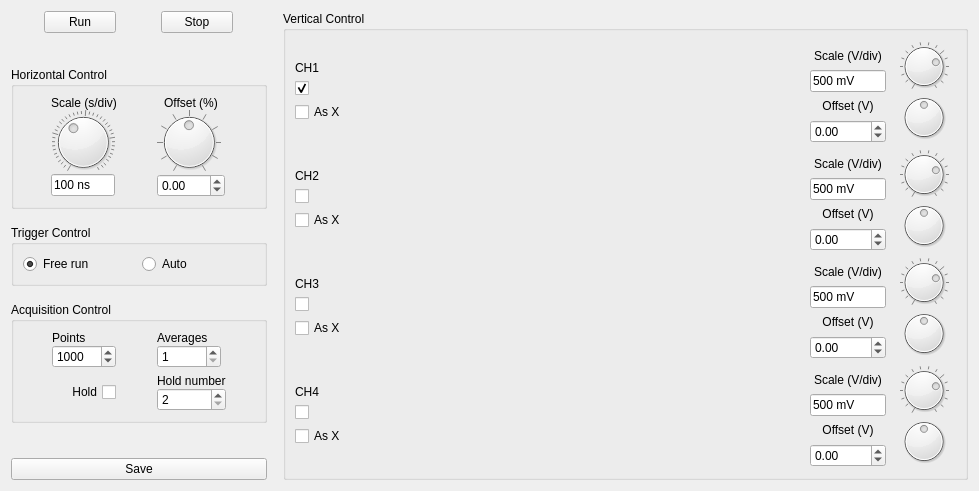
pfjarschel/virtual-telecom-lab, file instruments/oscilloscope.ui: the form before one commit.
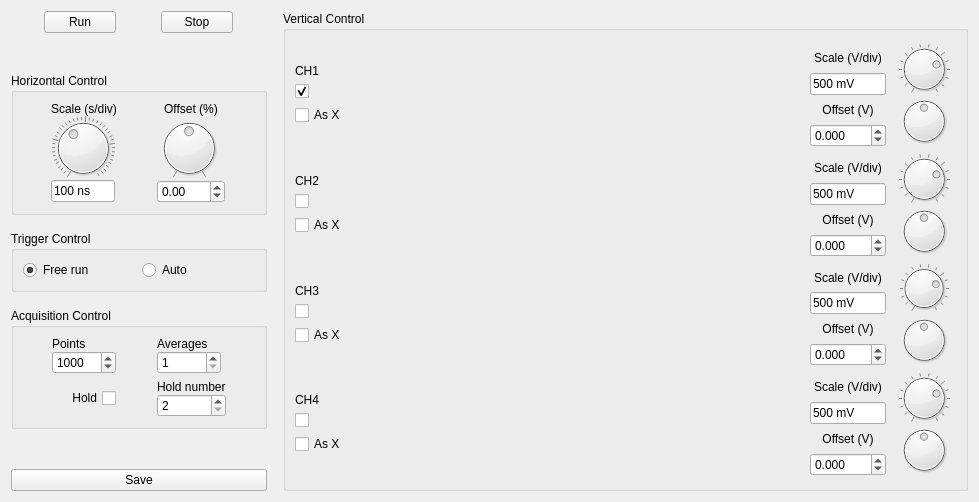
The form after the commit.

What changed in the file:
```diff
--- a/instruments/oscilloscope.ui
+++ b/instruments/oscilloscope.ui
@@ -7,7 +7,7 @@
     <x>0</x>
     <y>0</y>
     <width>979</width>
-    <height>491</height>
+    <height>502</height>
    </rect>
   </property>
   <property name="windowTitle">
@@ -190,17 +190,17 @@
              </size>
             </property>
             <property name="minimum">
-             <number>-1000</number>
+             <number>-10000</number>
             </property>
             <property name="maximum">
-             <number>1000</number>
+             <number>10000</number>
             </property>
             <property name="singleStep">
-             <number>10</number>
-            </property>
-            <property name="pageStep">
              <number>100</number>
             </property>
+            <property name="pageStep">
+             <number>1000</number>
+            </property>
             <property name="notchTarget">
              <double>10.000000000000000</double>
             </property>
@@ -480,10 +480,16 @@
              </size>
             </property>
             <property name="minimum">
-             <number>-1000</number>
+             <number>-100000</number>
             </property>
             <property name="maximum">
-             <number>1000</number>
+             <number>100000</number>
+            </property>
+            <property name="singleStep">
+             <number>10</number>
+            </property>
+            <property name="pageStep">
+             <number>100</number>
             </property>
            </widget>
           </item>
@@ -586,6 +592,9 @@
               <property name="keyboardTracking">
                <bool>false</bool>
               </property>
+              <property name="decimals">
+               <number>3</number>
+              </property>
               <property name="minimum">
                <double>-100.000000000000000</double>
               </property>
@@ -694,10 +703,16 @@
              </size>
             </property>
             <property name="minimum">
-             <number>-1000</number>
+             <number>-10000</number>
             </property>
             <property name="maximum">
-             <number>1000</number>
+             <number>10000</number>
+            </property>
+            <property name="singleStep">
+             <number>10</number>
+            </property>
+            <property name="pageStep">
+             <number>100</number>
             </property>
            </widget>
           </item>
@@ -778,6 +793,9 @@
               <property name="keyboardTracking">
                <bool>false</bool>
               </property>
+              <property name="decimals">
+               <number>3</number>
+              </property>
               <property name="minimum">
                <double>-100.000000000000000</double>
               </property>
@@ -807,10 +825,16 @@
              </size>
             </property>
             <property name="minimum">
-             <number>-1000</number>
+             <number>-100000</number>
             </property>
             <property name="maximum">
-             <number>1000</number>
+             <number>100000</number>
+            </property>
+            <property name="singleStep">
+             <number>10</number>
+            </property>
+            <property name="pageStep">
+             <number>100</number>
             </property>
            </widget>
           </item>
@@ -913,6 +937,9 @@
               <property name="keyboardTracking">
                <bool>false</bool>
               </property>
+              <property name="decimals">
+               <number>3</number>
+              </property>
               <property name="minimum">
                <double>-100.000000000000000</double>
               </property>
@@ -920,7 +947,10 @@
                <double>100.000000000000000</double>
               </property>
               <property name="singleStep">
-               <double>0.100000000000000</double>
+               <double>0.010000000000000</double>
+              </property>
+              <property name="value">
+               <double>0.000000000000000</double>
               </property>
              </widget>
             </item>
@@ -1005,10 +1035,16 @@
              </size>
             </property>
             <property name="minimum">
-             <number>-1000</number>
+             <number>-10000</number>
             </property>
             <property name="maximum">
-             <number>1000</number>
+             <number>10000</number>
+            </property>
+            <property name="singleStep">
+             <number>10</number>
+            </property>
+            <property name="pageStep">
+             <number>100</number>
             </property>
             <property name="notchTarget">
              <double>100.000000000000000</double>
@@ -1135,6 +1171,9 @@
               <property name="keyboardTracking">
                <bool>false</bool>
               </property>
+              <property name="decimals">
+               <number>3</number>
+              </property>
               <property name="minimum">
                <double>-100.000000000000000</double>
               </property>
```
Left out of the diff: 6 changed lines with no effect on the pictures.
